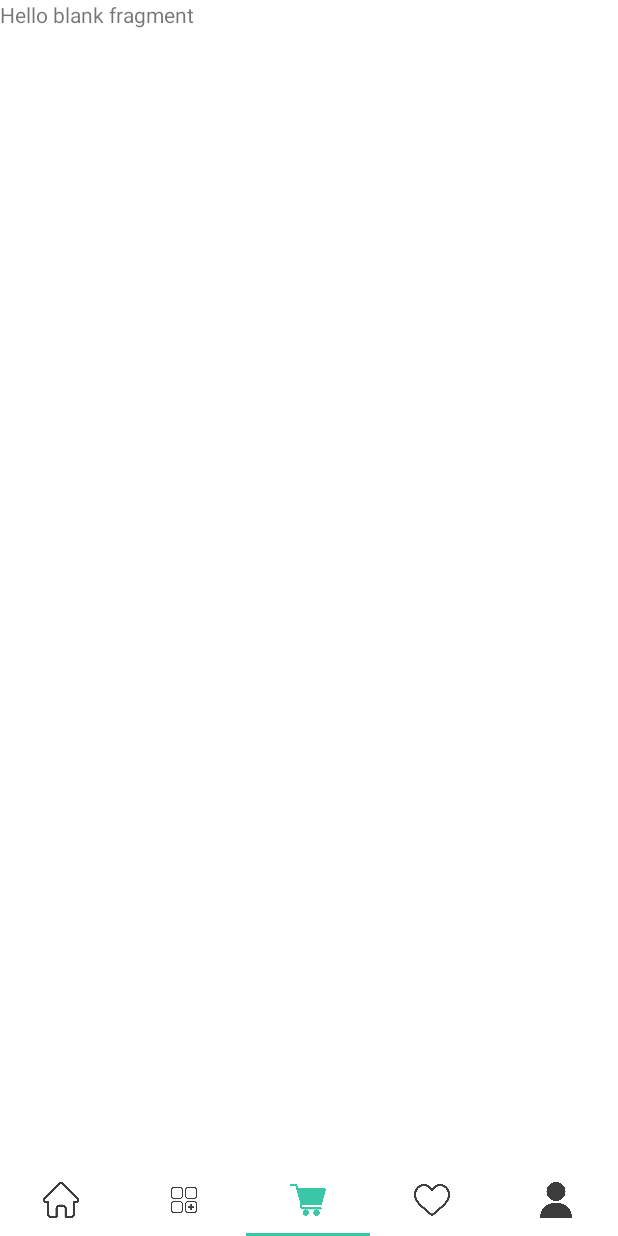
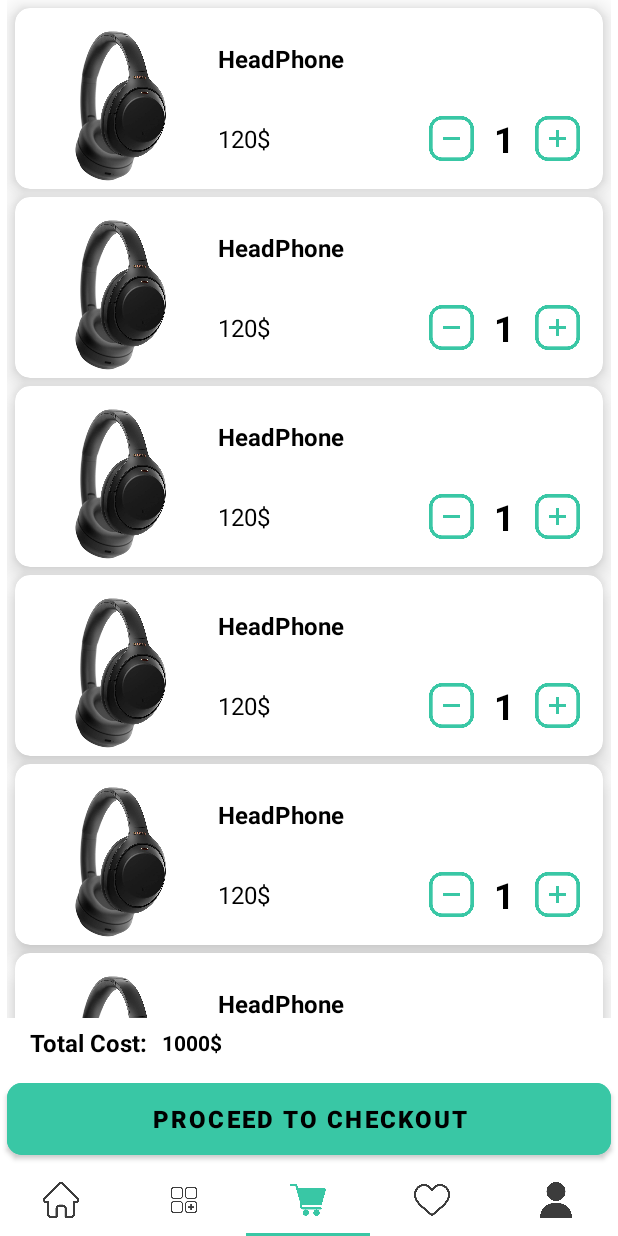
Before and after one commit to AhmedEhab125/Shopify, an Android app: the screen it shows after launch (MainActivity), item 3 of the bottom bar chosen, on a phone screen of 412 x 824 dp. Run offline under Robolectric (Android 15) with nearby library versions, the phone set to English and light mode, and no system bars.

Commit message:
finish Favorite and Cart screens ui

```diff
--- /dev/null
+++ b/app/src/main/java/com/example/shopify/cart/view/CartFragment.kt
@@ -0,0 +1,32 @@
+package com.example.shopify.cart.view
+
+import android.os.Bundle
+import android.view.LayoutInflater
+import android.view.View
+import android.view.ViewGroup
+import androidx.fragment.app.Fragment
+import androidx.recyclerview.widget.LinearLayoutManager
+import com.example.shopify.R
+import com.example.shopify.databinding.FragmentCartBinding
+
+class CartFragment : Fragment() {
+    private lateinit var cartBinding: FragmentCartBinding
+    private lateinit var cartAdapter: CartAdapter
+    override fun onCreateView(
+        inflater: LayoutInflater, container: ViewGroup?,
+        savedInstanceState: Bundle?
+    ): View? {
+        cartBinding=FragmentCartBinding.inflate(inflater)
+        cartAdapter = CartAdapter(listOf())
+        return cartBinding.root
+    }
+
+    override fun onViewCreated(view: View, savedInstanceState: Bundle?) {
+        super.onViewCreated(view, savedInstanceState)
+        cartBinding.cartRV.adapter=cartAdapter
+        cartBinding.cartRV.layoutManager=LinearLayoutManager(requireContext())
+        cartBinding.totalPrice.text="1000$"
+    }
+
+
+}
--- a/app/src/main/java/com/example/shopify/favourite/FavouriteFragment.kt
+++ /dev/null
@@ -1,60 +0,0 @@
-package com.example.shopify.favourite
-
-import android.os.Bundle
-import androidx.fragment.app.Fragment
-import android.view.LayoutInflater
-import android.view.View
-import android.view.ViewGroup
-import com.example.shopify.R
-
-// TODO: Rename parameter arguments, choose names that match
-// the fragment initialization parameters, e.g. ARG_ITEM_NUMBER
-private const val ARG_PARAM1 = "param1"
-private const val ARG_PARAM2 = "param2"
-
-/**
- * A simple [Fragment] subclass.
- * Use the [FavouriteFragment.newInstance] factory method to
- * create an instance of this fragment.
- */
-class FavouriteFragment : Fragment() {
-    // TODO: Rename and change types of parameters
-    private var param1: String? = null
-    private var param2: String? = null
-
-    override fun onCreate(savedInstanceState: Bundle?) {
-        super.onCreate(savedInstanceState)
-        arguments?.let {
-            param1 = it.getString(ARG_PARAM1)
-            param2 = it.getString(ARG_PARAM2)
-        }
-    }
-
-    override fun onCreateView(
-        inflater: LayoutInflater, container: ViewGroup?,
-        savedInstanceState: Bundle?
-    ): View? {
-        // Inflate the layout for this fragment
-        return inflater.inflate(R.layout.fragment_favourite, container, false)
-    }
-
-    companion object {
-        /**
-         * Use this factory method to create a new instance of
-         * this fragment using the provided parameters.
-         *
-         * @param param1 Parameter 1.
-         * @param param2 Parameter 2.
-         * @return A new instance of fragment FavouriteFragment.
-         */
-        // TODO: Rename and change types and number of parameters
-        @JvmStatic
-        fun newInstance(param1: String, param2: String) =
-            FavouriteFragment().apply {
-                arguments = Bundle().apply {
-                    putString(ARG_PARAM1, param1)
-                    putString(ARG_PARAM2, param2)
-                }
-            }
-    }
-}
--- /dev/null
+++ b/app/src/main/java/com/example/shopify/favourite/view/FavAdapter.kt
@@ -0,0 +1,26 @@
+package com.example.shopify.favourite.view
+
+import android.view.LayoutInflater
+import android.view.ViewGroup
+import androidx.recyclerview.widget.RecyclerView
+import com.example.shopify.R
+import com.example.shopify.databinding.FavCardBinding
+
+class FavAdapter (var favList: List<String>):RecyclerView.Adapter<FavAdapter.FavViewHolder>() {
+
+    override fun onCreateViewHolder(parent: ViewGroup, viewType: Int): FavViewHolder {
+        val binding = FavCardBinding.inflate( LayoutInflater.from(parent.context),parent,false)
+        return FavViewHolder(binding)
+    }
+
+    override fun getItemCount(): Int {
+        return 10
+    }
+
+    override fun onBindViewHolder(holder: FavViewHolder, position: Int) {
+        holder.binding.favImg.setImageResource(R.drawable.headphone)
+        holder.binding.favProductName.text = "HeadPhone"
+        holder.binding.favProductPrice.text = "120$"
+    }
+    inner class FavViewHolder(var binding: FavCardBinding): RecyclerView.ViewHolder(binding.root)
+}
--- /dev/null
+++ b/app/src/main/java/com/example/shopify/favourite/view/FavouriteFragment.kt
@@ -0,0 +1,31 @@
+package com.example.shopify.favourite.view
+
+import android.os.Bundle
+import androidx.fragment.app.Fragment
+import android.view.LayoutInflater
+import android.view.View
+import android.view.ViewGroup
+import androidx.recyclerview.widget.LinearLayoutManager
+import com.example.shopify.R
+import com.example.shopify.databinding.FragmentFavouriteBinding
+
+class FavouriteFragment : Fragment() {
+    private lateinit var favouriteBinding: FragmentFavouriteBinding
+    private lateinit var favAdapter: FavAdapter
+    override fun onCreateView(
+        inflater: LayoutInflater, container: ViewGroup?,
+        savedInstanceState: Bundle?
+    ): View? {
+        favouriteBinding = FragmentFavouriteBinding.inflate(inflater)
+        favAdapter = FavAdapter(listOf())
+        return favouriteBinding.root
+    }
+
+    override fun onViewCreated(view: View, savedInstanceState: Bundle?) {
+        super.onViewCreated(view, savedInstanceState)
+        favouriteBinding.favRV.adapter = favAdapter
+        favouriteBinding.favRV.layoutManager = LinearLayoutManager(requireContext())
+    }
+
+
+}
--- /dev/null
+++ b/app/src/main/res/drawable/baseline_delete_24.xml
@@ -0,0 +1,5 @@
+<vector android:height="24dp" android:tint="#FFF60808"
+    android:viewportHeight="24" android:viewportWidth="24"
+    android:width="24dp" xmlns:android="http://schemas.android.com/apk/res/android">
+    <path android:fillColor="@android:color/white" android:pathData="M6,19c0,1.1 0.9,2 2,2h8c1.1,0 2,-0.9 2,-2V7H6v12zM19,4h-3.5l-1,-1h-5l-1,1H5v2h14V4z"/>
+</vector>
--- /dev/null
+++ b/app/src/main/res/layout/cart_card.xml
@@ -0,0 +1,105 @@
+<?xml version="1.0" encoding="utf-8"?>
+<androidx.cardview.widget.CardView xmlns:android="http://schemas.android.com/apk/res/android"
+    xmlns:app="http://schemas.android.com/apk/res-auto"
+    xmlns:tools="http://schemas.android.com/tools"
+    android:layout_width="wrap_content"
+    android:layout_height="wrap_content"
+    android:layout_marginStart="5dp"
+    android:layout_marginTop="5dp"
+    android:layout_marginEnd="5dp"
+    app:cardCornerRadius="10dp"
+    app:cardElevation="10dp">
+
+    <androidx.constraintlayout.widget.ConstraintLayout
+        android:layout_width="wrap_content"
+        android:layout_height="wrap_content"
+        android:layout_marginStart="5dp"
+        android:layout_marginTop="5dp"
+        android:layout_marginEnd="5dp"
+        android:layout_marginBottom="5dp">
+
+        <ImageView
+            android:id="@+id/productImg"
+            android:layout_width="110dp"
+            android:layout_height="100dp"
+            android:layout_marginStart="10dp"
+            android:layout_marginTop="10dp"
+            app:layout_constraintStart_toStartOf="parent"
+            app:layout_constraintTop_toTopOf="parent"
+            tools:srcCompat="@tools:sample/avatars" />
+
+        <TextView
+            android:id="@+id/productName"
+            android:layout_width="wrap_content"
+            android:layout_height="wrap_content"
+            android:layout_marginStart="10dp"
+            android:layout_marginBottom="23dp"
+            android:text="TextView"
+            android:textColor="#000000"
+            android:textSize="16sp"
+            android:textStyle="bold"
+            app:layout_constraintBottom_toTopOf="@+id/productPrice"
+            app:layout_constraintStart_toEndOf="@+id/productImg"
+            app:layout_constraintTop_toTopOf="@+id/productImg" />
+
+        <TextView
+            android:id="@+id/productPrice"
+            android:layout_width="wrap_content"
+            android:layout_height="wrap_content"
+            android:layout_marginStart="10dp"
+            android:layout_marginBottom="10dp"
+            android:text="TextView"
+            android:textColor="#000000"
+            android:textSize="16sp"
+            app:layout_constraintBottom_toBottomOf="@+id/productImg"
+            app:layout_constraintStart_toEndOf="@+id/productImg"
+            app:layout_constraintTop_toBottomOf="@+id/productName" />
+
+        <ToggleButton
+            android:id="@+id/productDec"
+            android:layout_width="30dp"
+            android:layout_height="30dp"
+            android:layout_marginStart="125dp"
+            android:layout_marginEnd="12dp"
+            android:background="@drawable/minus"
+            android:text="ToggleButton"
+            android:textOff=""
+            android:textOn=""
+            app:layout_constraintBottom_toBottomOf="@+id/productPrice"
+            app:layout_constraintEnd_toStartOf="@+id/countLabel"
+            app:layout_constraintStart_toEndOf="@+id/productPrice"
+            app:layout_constraintTop_toTopOf="@+id/productPrice" />
+
+        <ToggleButton
+            android:id="@+id/productInc"
+            android:layout_width="30dp"
+            android:layout_height="30dp"
+            android:layout_marginStart="1dp"
+            android:layout_marginEnd="30dp"
+            android:background="@drawable/plus"
+            android:backgroundTint="@color/blue_app_color"
+            android:text="ToggleButton"
+            android:textOff=""
+            android:textOn=""
+            app:layout_constraintBottom_toBottomOf="@+id/countLabel"
+            app:layout_constraintEnd_toEndOf="parent"
+            app:layout_constraintStart_toEndOf="@+id/countLabel"
+            app:layout_constraintTop_toTopOf="@+id/countLabel" />
+
+        <TextView
+            android:id="@+id/countLabel"
+            android:layout_width="wrap_content"
+            android:layout_height="wrap_content"
+            android:layout_marginStart="1dp"
+            android:layout_marginEnd="12dp"
+            android:text="1"
+            android:textColor="#000000"
+            android:textSize="24sp"
+            android:textStyle="bold"
+            app:layout_constraintBottom_toBottomOf="@+id/productDec"
+            app:layout_constraintEnd_toStartOf="@+id/productInc"
+            app:layout_constraintStart_toEndOf="@+id/productDec"
+            app:layout_constraintTop_toTopOf="@+id/productDec" />
+
+    </androidx.constraintlayout.widget.ConstraintLayout>
+</androidx.cardview.widget.CardView>
--- a/app/src/main/res/layout/fragment_cart.xml
+++ b/app/src/main/res/layout/fragment_cart.xml
@@ -1,14 +1,73 @@
 <?xml version="1.0" encoding="utf-8"?>
-<FrameLayout xmlns:android="http://schemas.android.com/apk/res/android"
+<androidx.constraintlayout.widget.ConstraintLayout xmlns:android="http://schemas.android.com/apk/res/android"
+    xmlns:app="http://schemas.android.com/apk/res-auto"
     xmlns:tools="http://schemas.android.com/tools"
     android:layout_width="match_parent"
     android:layout_height="match_parent"
-    tools:context=".cart.CartFragment">
+    tools:context=".cart.view.CartFragment" >
 
-    <!-- TODO: Update blank fragment layout -->
+    <androidx.recyclerview.widget.RecyclerView
+        android:id="@+id/cartRV"
+        android:layout_width="0dp"
+        android:layout_height="0dp"
+        android:layout_marginBottom="5dp"
+        app:layout_constraintBottom_toTopOf="@+id/textView2"
+        app:layout_constraintEnd_toStartOf="@+id/guideline3"
+        app:layout_constraintStart_toStartOf="@+id/guideline4"
+        app:layout_constraintTop_toTopOf="parent" />
+
     <TextView
-        android:layout_width="match_parent"
-        android:layout_height="match_parent"
-        android:text="@string/hello_blank_fragment" />
+        android:id="@+id/totalPrice"
+        android:layout_width="wrap_content"
+        android:layout_height="wrap_content"
+        android:layout_marginStart="10dp"
+        android:text="TextView"
+        android:textColor="#000000"
+        android:textStyle="bold"
+        app:layout_constraintBottom_toBottomOf="@+id/textView2"
+        app:layout_constraintStart_toEndOf="@+id/textView2"
+        app:layout_constraintTop_toTopOf="@+id/textView2" />
 
-</FrameLayout>
+    <TextView
+        android:id="@+id/textView2"
+        android:layout_width="wrap_content"
+        android:layout_height="wrap_content"
+        android:layout_marginStart="20dp"
+        android:layout_marginBottom="10dp"
+        android:text="@string/total"
+        android:textColor="#000000"
+        android:textSize="16sp"
+        android:textStyle="bold"
+        app:layout_constraintBottom_toTopOf="@+id/checkoutBtn"
+        app:layout_constraintStart_toStartOf="parent" />
+
+    <Button
+        android:id="@+id/checkoutBtn"
+        android:layout_width="0dp"
+        android:layout_height="60dp"
+        android:backgroundTint="@color/blue_app_color"
+        android:text="@string/cartButton"
+        android:textColor="@color/black"
+        android:textSize="16sp"
+        android:textStyle="bold"
+        app:cornerRadius="10dp"
+        app:layout_constraintBottom_toBottomOf="parent"
+        app:layout_constraintEnd_toStartOf="@+id/guideline3"
+        app:layout_constraintHorizontal_bias="0.0"
+        app:layout_constraintStart_toStartOf="@+id/guideline4"
+        app:rippleColor="@color/blue_app_color" />
+
+    <androidx.constraintlayout.widget.Guideline
+        android:id="@+id/guideline3"
+        android:layout_width="wrap_content"
+        android:layout_height="wrap_content"
+        android:orientation="vertical"
+        app:layout_constraintGuide_end="5dp" />
+
+    <androidx.constraintlayout.widget.Guideline
+        android:id="@+id/guideline4"
+        android:layout_width="wrap_content"
+        android:layout_height="wrap_content"
+        android:orientation="vertical"
+        app:layout_constraintGuide_begin="5dp" />
+</androidx.constraintlayout.widget.ConstraintLayout>
--- a/app/src/main/res/values/strings.xml
+++ b/app/src/main/res/values/strings.xml
@@ -4,4 +4,6 @@
     <string name="hello_blank_fragment">Hello blank fragment</string>
     <string name="category_search_hint">Search</string>
     <string name="brand">Brands</string>
+    <string name="cartButton">Proceed To Checkout</string>
+    <string name="total">Total Cost:</string>
 </resources>
```
Also changed, not shown: app/src/main/java/com/example/shopify/cart/view/CartAdapter.kt (added, +27 -0 lines), app/src/main/java/com/example/shopify/mainActivity/MainActivity.kt (+4 -3 lines), app/src/main/res/layout/fav_card.xml (added, +72 -0 lines), app/src/main/res/layout/fragment_favourite.xml (+10 -7 lines).
